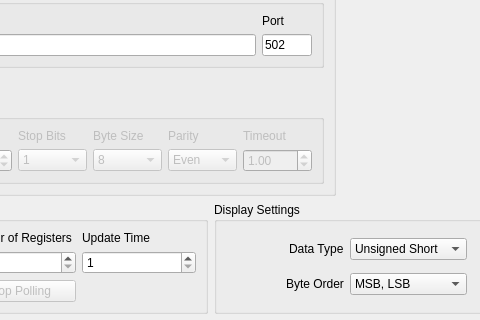
AlexEshoo/modbus_visualizer, file ui_files/modbus_visualizer.ui: the form before one commit; both pictures show x 323 to 803 and y 108 to 428 of the 1068 by 880 pixel window.
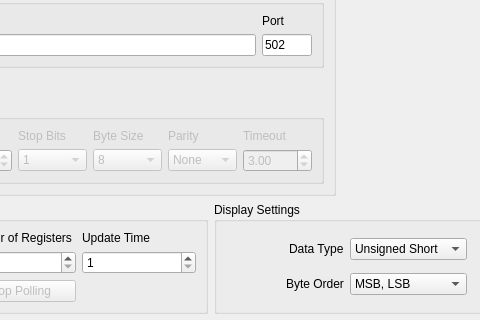
The form after the commit.

Commit message: changed some default values

```diff
--- a/ui_files/modbus_visualizer.ui
+++ b/ui_files/modbus_visualizer.ui
@@ -528,6 +528,12 @@
                  <height>0</height>
                 </size>
                </property>
+               <property name="currentText">
+                <string>None</string>
+               </property>
+               <property name="currentIndex">
+                <number>2</number>
+               </property>
                <item>
                 <property name="text">
                  <string>Even</string>
@@ -658,7 +664,7 @@
                 <double>1.000000000000000</double>
                </property>
                <property name="value">
-                <double>1.000000000000000</double>
+                <double>3.000000000000000</double>
                </property>
               </widget>
              </item>
```
The commit also changes 1 other file.
